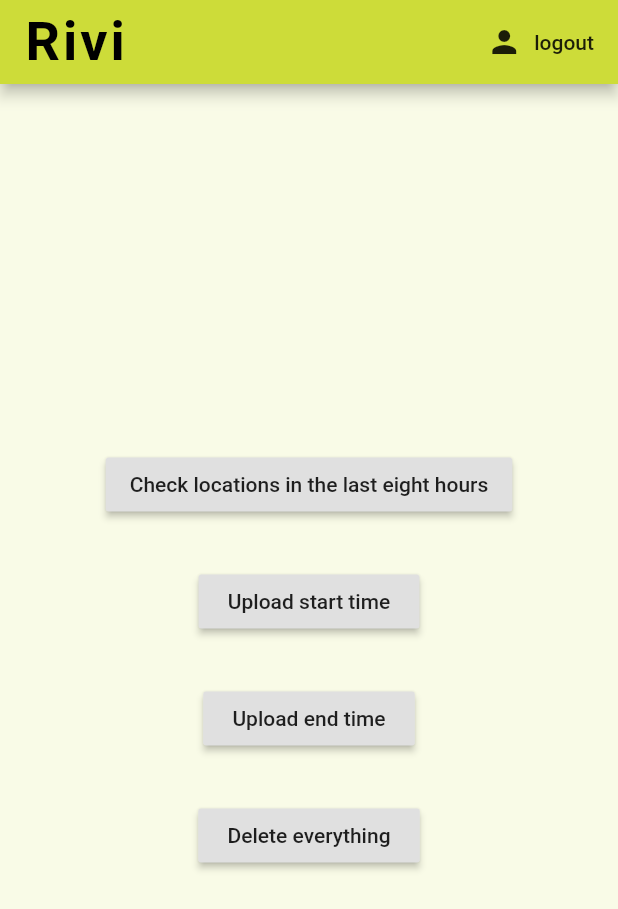
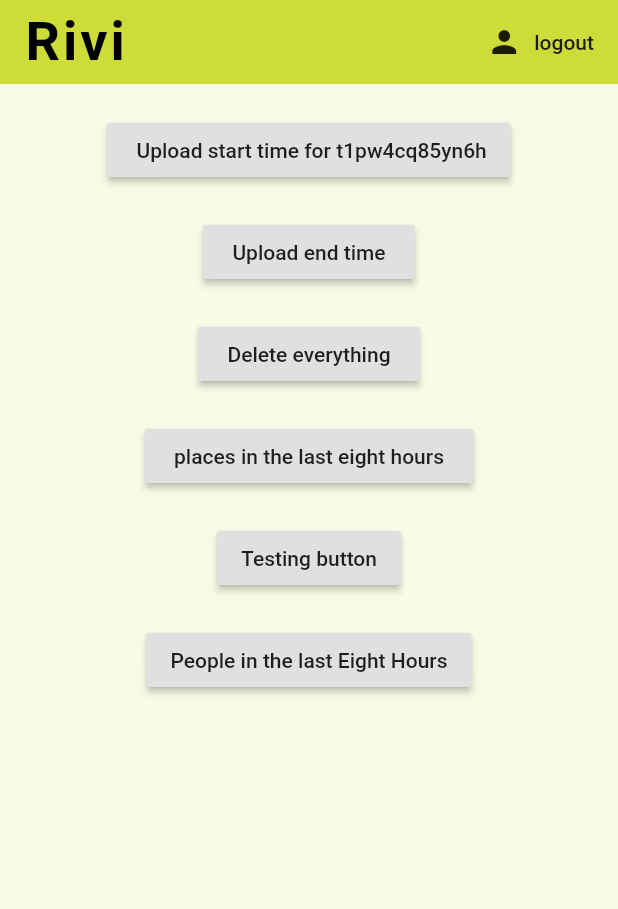
Before and after one commit to Ollie-spoon/Rivi_MVP, a Flutter app: the screen it shows once a user with an empty profile is signed in, on a phone screen of 412 x 824 dp. Shown: the top 909 px of the screen. Run offline on Flutter 3.47's test engine with Material 2 defaults, Android fonts, the phone set to English and light mode, and no system bars; our stand-ins replace cloud_firestore, firebase_auth, flutter_spinkit; accounts and stored records are empty.

Commit message:
Add Eight Hours functions and error descriptions for login.

```diff
--- a/lib/models/models.dart
+++ b/lib/models/models.dart
@@ -29,8 +29,14 @@ class TimeLocation {
   int totalTime () {
     return end.difference(start).inMinutes;
   }
+}
 
+// user class to store a list of locations in a duration
+class LocationList {
 
+  final List<String> lList;
+  final Duration duration;
 
+  LocationList({this.lList, this.duration});
 
 }
--- a/lib/screens/home/home.dart
+++ b/lib/screens/home/home.dart
@@ -8,15 +8,21 @@ import 'package:cloud_firestore/cloud_firestore.dart';
 
 class Home extends StatelessWidget {
 
+  final String bid = "t1pw4cq85yn6h";
+  // final String bid = "1jfw4o9g7y5ks"; // this is the alternate value for the beacon ID from the database
+
   final AuthService _auth = AuthService();
 
   @override
   Widget build(BuildContext context) {
     final user = Provider.of<User>(context);
 
-    return Scaffold(
+    return StreamProvider<LocationList>.value(
+      value: DatabaseService(uid: user.uid).lastEightHours,
+      child: Scaffold(
           backgroundColor: homeColor,
           appBar: AppBar(
+            elevation: 0,
             title: Text(
               "Rivi",
               style: TextStyle(
@@ -37,58 +43,82 @@ class Home extends StatelessWidget {
               ),
             ],
           ),
-        body: Center(
+          body: SingleChildScrollView(
+            scrollDirection: Axis.vertical,
+            child: Center(
               child: Column(
-            mainAxisAlignment: MainAxisAlignment.center,
                 children: <Widget>[
+                  SizedBox(height: 20,),
                   RaisedButton(
                     child: Text(
-                  "Check locations in the last eight hours",
+                      " Upload start time for $bid",
                     ),
                     onPressed: () {
-                  getTimeLocations(user.uid);
+                      DatabaseService(uid: user.uid).uploadLocData(bid, roundDateTime(DateTime.now()), true,);
                     },
                   ),
-              SizedBox(height: 30,),
-              RaisedButton(
-                child: Text(
-                  " Upload start time ",
-                ),
-                onPressed: () {
-                  DatabaseService(uid: user.uid).uploadLocData3("9tp1WC4qY3nH", roundDateTime(DateTime.now()), true,);
-                },
-              ),
-              SizedBox(height: 30,),
+                  SizedBox(height: 20,),
                   RaisedButton(
                     child: Text(
                       " Upload end time ",
                     ),
                     onPressed: () {
-                  DatabaseService(uid: user.uid).uploadLocData3("9tp1WC4qY3nH", roundDateTime(DateTime.now()), false,);
+                      DatabaseService(uid: user.uid).uploadLocData(bid, roundDateTime(DateTime.now()), false,);
                     },
                   ),
-              SizedBox(height: 30,),
+                  SizedBox(height: 20,),
                   RaisedButton(
                     child: Text(
                       " Delete everything ",
                     ),
                     onPressed: () {
-                  DatabaseService(uid: user.uid).deleteLocData("9tp1WC4qY3nH",);
+                      DatabaseService(uid: user.uid).deleteLocData(bid,);
+                    },
+                  ),
+                  SizedBox(height: 20,),
+                  LocationListButton(title: " places in the last eight hours ",),
+                  SizedBox(height: 20,),
+                  RaisedButton(
+                    child: Text(
+                      "Testing button",
+                    ),
+                    onPressed: () {
+                      DatabaseService(uid: user.uid).covidUpload(DateTime.now(), true);
+                    },
+                  ),
+                  SizedBox(height: 20,),
+                  RaisedButton(
+                    child: Text(
+                      "People in the last Eight Hours",
+                    ),
+                    onPressed: () {
+                      DatabaseService(uid: user.uid).peopleInLastEightHours(bid, Duration(hours: 8), true);
                     },
                   ),
                 ],
+              ),
+            ),
           ),
         ),
     );
   }
 }
 
-List<TimeLocation> getTimeLocations (String uid) {
-  TimeLocation x = TimeLocation(start: roundDateTime(DateTime.now().subtract(Duration(hours: 8,))), end: roundDateTime(DateTime.now()));
-  print("end of ${x.end} - start of ${x.start} = ${x.totalTime()} minutes");
-  return [x];
-}
-
 DateTime roundDateTime(DateTime dt) {
   return new DateTime(dt.year, dt.month, dt.day, dt.hour, dt.minute, 0,0, 0);
 }
+
+class LocationListButton extends StatelessWidget {
+  final String title;
+  LocationListButton({this.title});
+  @override
+  Widget build(BuildContext context) {
+    final data = Provider.of<LocationList>(context);
+    return RaisedButton(
+      child: Text(title),
+      onPressed: () {
+        print(data.lList);
+      },
+    );
+  }
+}
```
Also changed, not shown: lib/screens/authenticate/register.dart (+29 -9 lines), lib/screens/authenticate/sign_in.dart (+5 -5 lines), lib/services/auth.dart (+48 -3 lines), lib/services/database.dart (+112 -42 lines), firebase.json (added), 6 other files. Lines whose indentation alone changed are shown as unchanged.
